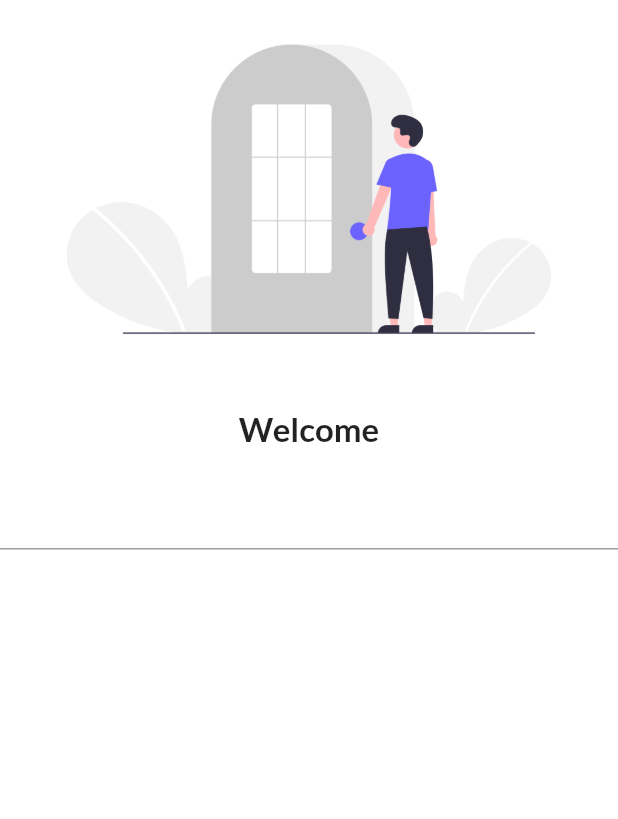
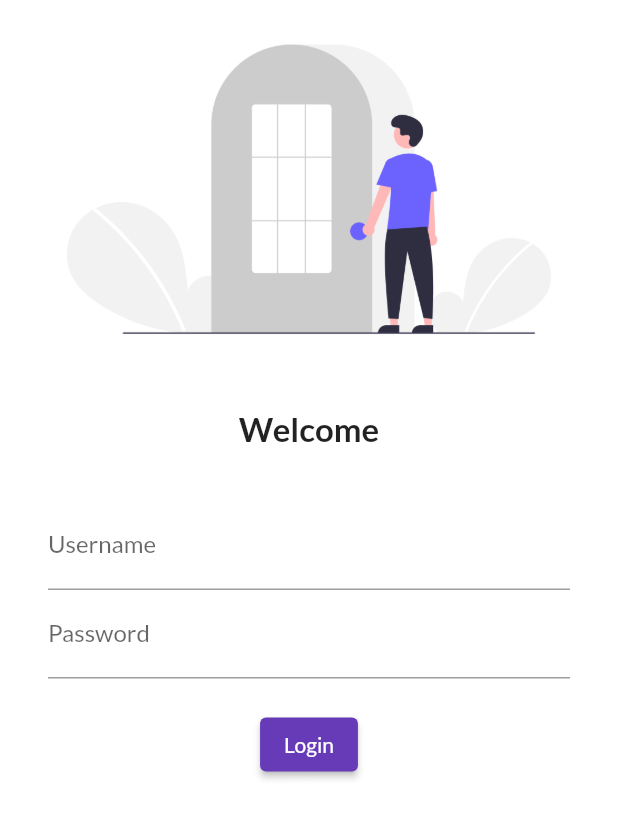
Before and after one commit to devNilu/FlutterP, a Flutter app: the screen it shows after launch, on a phone screen of 412 x 824 dp. Shown: the top 819 px of the screen. Run offline on Flutter 3.47's test engine with Material 2 defaults, Android fonts, the phone set to English and light mode, and no system bars; our stand-ins replace google_fonts.

Commit message:
Day4 completed

```diff
--- a/lib/pages/login_page.dart
+++ b/lib/pages/login_page.dart
@@ -24,9 +24,35 @@ class LoginPage extends StatelessWidget {
           SizedBox(
             height: 20.0,
           ),
-          TextFormField(
-
-          )
+          Padding(
+            padding: const EdgeInsets.symmetric(vertical: 16.0,horizontal: 32.0),
+            child: Column(
+              children: [
+              TextFormField(
+                decoration: InputDecoration(
+                  hintText: "Enter Username",
+                  labelText: "Username",
+                ),
+              ),
+              TextFormField(
+                obscureText: true,
+                decoration: InputDecoration(
+                  hintText: "Enter Password",
+                  labelText:"Password",
+                ),
+              ),
+                SizedBox(
+                  height: 20.0,
+                ),
+                ElevatedButton(child: Text("Login"),
+                style: TextButton.styleFrom(),
+                onPressed: () {
+                  print("Hi Nilesh");
+    },
+                ),
+            ],
+            ),
+          ),
         ],
       )
     );
```
